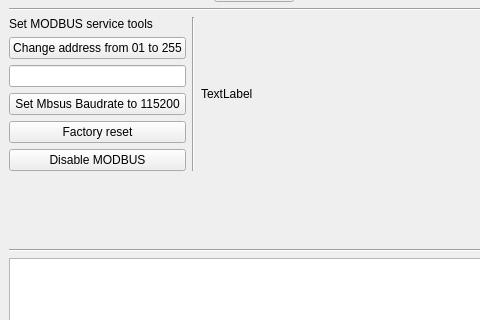
Above: hwservice.ui from kasarkonic/Sauka1 before the change; both pictures show x 0 to 480 and y 119 to 439 of the 800 by 600 pixel window. Below: the same form after it.
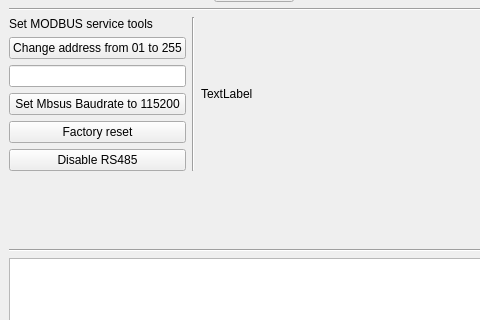
That is the form after the change.

```diff
--- a/hwservice.ui
+++ b/hwservice.ui
@@ -275,7 +275,7 @@
         <item>
          <widget class="QPushButton" name="pushButton_Disable">
           <property name="text">
-           <string>Disable MODBUS</string>
+           <string>Disable RS485</string>
           </property>
          </widget>
         </item>
```
